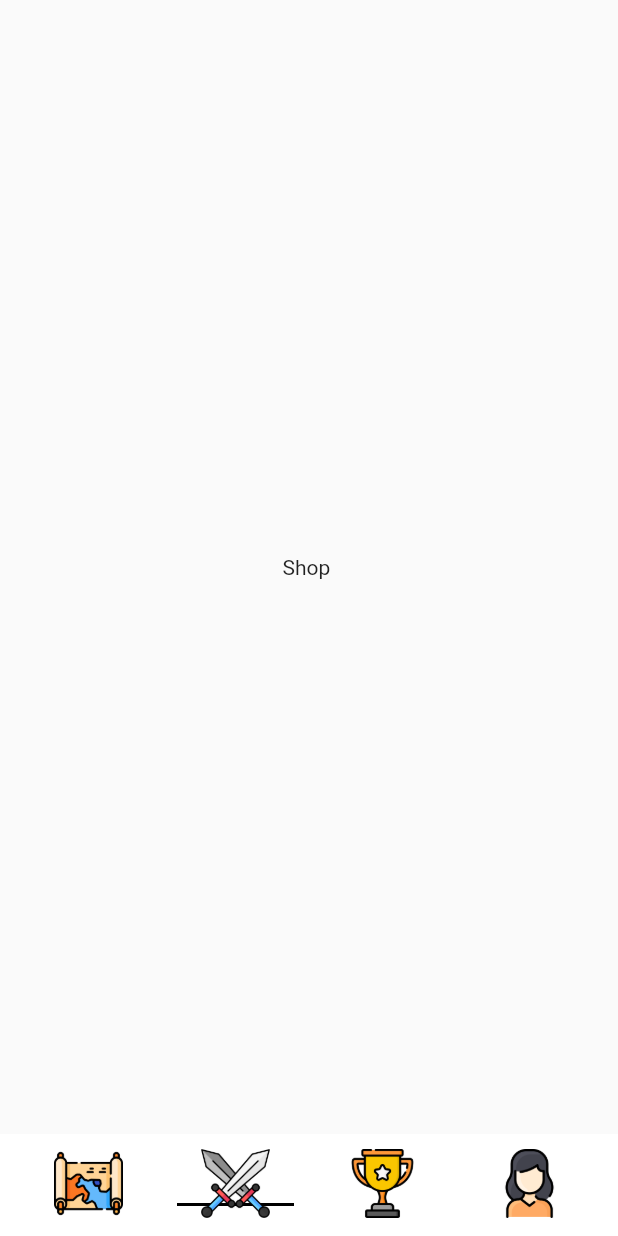
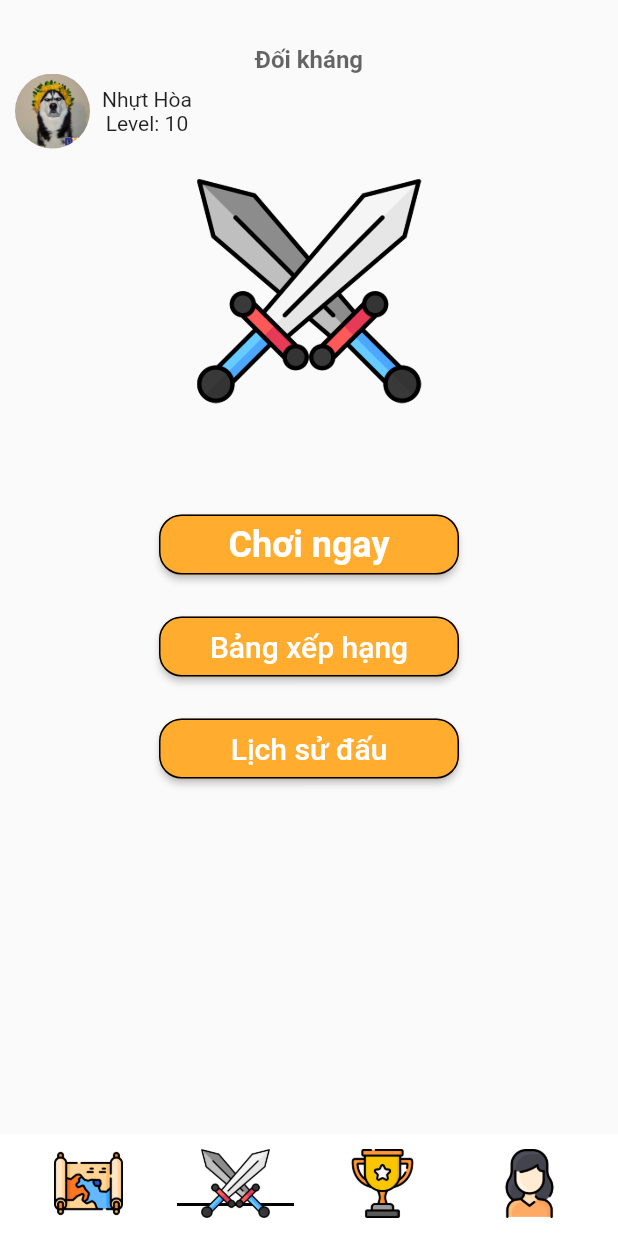
Before and after one commit to NhutHoa13/DEV_KHA, a Flutter app: the screen_home screen opened directly, item 2 of the bottom bar chosen, on a phone screen of 412 x 824 dp. Run offline on Flutter 3.47's test engine with Material 2 defaults, Android fonts, the phone set to English and light mode, and no system bars.

Commit message:
Đối kháng

```diff
--- /dev/null
+++ b/DA_Moble/lib/Screen/Doikhang.dart
@@ -0,0 +1,181 @@
+import 'dart:io';
+
+import 'package:flutter/material.dart';
+import 'package:flutter/src/widgets/framework.dart';
+
+import 'package:flutter/src/widgets/container.dart';
+
+class DoikhangScreen extends StatefulWidget {
+  const DoikhangScreen({super.key});
+
+  @override
+  State<DoikhangScreen> createState() => _DoikhangScreenState();
+}
+
+class _DoikhangScreenState extends State<DoikhangScreen> {
+   var orange = Color.fromARGB(255, 255, 172, 47);
+  @override
+  Widget build(BuildContext context) {
+     var mlr = 20.0;
+    var r = MediaQuery.of(context).size.width - mlr;
+    var l = MediaQuery.of(context).size.width - mlr;
+    return Scaffold(
+      resizeToAvoidBottomInset: false,
+        body: Container(
+            margin: EdgeInsets.fromLTRB(0, mlr+10, 0, 0),
+            padding: EdgeInsets.fromLTRB(10,0, 10, 10),
+          child: Column(
+            children: [
+              Center(child:Text(
+                          'Đối kháng',
+                          style: TextStyle(
+                              fontWeight: FontWeight.bold,
+                              color: Colors.black.withOpacity(0.6),
+                              fontSize: 16),
+                        )),
+              Row(children: [
+                  ClipOval(
+                            child: Image(
+                              height: 50,
+                              width: 50,
+                                image: AssetImage('assets/images/logo.jpg')),
+                          ),
+                          Padding(
+                            padding: const EdgeInsets.all(8.0),
+                            child: Column(children: [
+                              Text('Nhựt Hòa'),
+                              Text('Level: 10')
+                            ],),
+                          )
+              ],),
+              Padding(
+                padding: const EdgeInsets.all(20.0),
+                child: Image(
+                  height: 150,
+                  width: 150,
+                  image: AssetImage('assets/images/swords.png')),
+              ),
+              Container(
+                padding: EdgeInsets.fromLTRB(10, 50, 10, 10),
+                child: Row(
+                  mainAxisAlignment: MainAxisAlignment.center,
+                  children: [
+                    ConstrainedBox(
+                      constraints:
+                          BoxConstraints(minWidth: 200, minHeight: 40),
+                      child: ElevatedButton(
+                        style: ButtonStyle(
+                          side:
+                             MaterialStateProperty.all(
+                              BorderSide(color: Colors.black)
+                             ),
+                            backgroundColor:
+                                MaterialStatePropertyAll<Color>(orange),
+                            shape: MaterialStateProperty.all(
+                                RoundedRectangleBorder(
+
+                                    borderRadius:
+                                        BorderRadius.circular(15.0)))),
+                        onPressed: () {
+                        //    Navigator.of(context).popUntil((route) => route.isFirst);
+                        // Navigator.push(context, MaterialPageRoute(builder:(context) => const screen_home()));
+                        },
+                        // child: const Padding(
+                        //     padding: EdgeInsets.fromLTRB(10, 10, 10, 10),
+                        child: Text(
+                          "Chơi ngay",
+                          style: TextStyle(
+                            fontSize: 24,
+                            fontWeight: FontWeight.bold,
+                          ),
+                        ),
+                      ),
+                    ),
+                  ],
+                ),
+              ),
+              Container(
+                padding: EdgeInsets.fromLTRB(10, 10, 10, 10),
+                child: Row(
+                  mainAxisAlignment: MainAxisAlignment.center,
+                  children: [
+                    ConstrainedBox(
+                      constraints:
+                          BoxConstraints(minWidth: 200, minHeight: 40),
+                      child: ElevatedButton(
+                        style: ButtonStyle(
+                          side:
+                             MaterialStateProperty.all(
+                              BorderSide(color: Colors.black)
+                             ),
+                            backgroundColor:
+                                MaterialStatePropertyAll<Color>(orange),
+                            shape: MaterialStateProperty.all(
+                                RoundedRectangleBorder(
+
+                                    borderRadius:
+                                        BorderRadius.circular(15.0)))),
+                        onPressed: () {
+                        //    Navigator.of(context).popUntil((route) => route.isFirst);
+                        // Navigator.push(context, MaterialPageRoute(builder:(context) => const screen_home()));
+                        },
+                        // child: const Padding(
+                        //     padding: EdgeInsets.fromLTRB(10, 10, 10, 10),
+                        child: Text(
+                          "Bảng xếp hạng",
+                          style: TextStyle(
+                            fontSize: 20,
+                            //fontWeight: FontWeight.bold,
+                          ),
+                        ),
+                      ),
+                    ),
+                  ],
+                ),
+              ),
+               Container(
+                padding: EdgeInsets.fromLTRB(10, 10, 10, 10),
+                child: Row(
+                  mainAxisAlignment: MainAxisAlignment.center,
+                  children: [
+                    ConstrainedBox(
+                      constraints:
+                          BoxConstraints(minWidth: 200, minHeight: 40),
+                      child: ElevatedButton(
+                        style: ButtonStyle(
+                          side:
+                             MaterialStateProperty.all(
+                              BorderSide(color: Colors.black)
+                             ),
+                            backgroundColor:
+                                MaterialStatePropertyAll<Color>(orange),
+                            shape: MaterialStateProperty.all(
+                                RoundedRectangleBorder(
+
+                                    borderRadius:
+                                        BorderRadius.circular(15.0)))),
+                        onPressed: () {
+                        //    Navigator.of(context).popUntil((route) => route.isFirst);
+                        // Navigator.push(context, MaterialPageRoute(builder:(context) => const screen_home()));
+                        },
+                        // child: const Padding(
+                        //     padding: EdgeInsets.fromLTRB(10, 10, 10, 10),
+                        child: Text(
+                          "Lịch sử đấu",
+                          style: TextStyle(
+                            fontSize: 20,
+
+                          ),
+                        ),
+                      ),
+                    ),
+                  ],
+                ),
+              ),
+            ],
+
+          ),
+        ),
+    );
+  }
+}
--- a/DA_Moble/lib/Screen/Quanlihoso.dart
+++ b/DA_Moble/lib/Screen/Quanlihoso.dart
@@ -3,6 +3,7 @@
 import 'package:flutter/src/widgets/container.dart';
 import 'package:flutter/src/widgets/framework.dart';
 import 'package:flutter_application_1/Screen/Caidat.dart';
+import 'package:flutter_application_1/Screen/Chinhsuahoso.dart';
 
 import 'package:flutter_application_1/main.dart';
 
@@ -58,10 +59,10 @@
                         ),
                         InkWell(
                               onTap: () {
-                                //Navigator.pop(context);
-                                // Navigator.popUntil(context, (route) => route.isFirst);
-                                // Navigator.push(context, MaterialPageRoute(builder: (context) => DangkyScreen()));
-                                //Navigator.pop(context);
+
+                                Navigator.popUntil(context, (route) => route.isFirst);
+                                Navigator.push(context, MaterialPageRoute(builder: (context) => ChinhsuahosoScreen()));
+
                               },
                               child: Text(
                                 'Chỉnh sửa hồ sơ',
--- a/DA_Moble/lib/Screen/screen.dart
+++ b/DA_Moble/lib/Screen/screen.dart
@@ -1,7 +1,10 @@
 import 'package:flutter/material.dart';
 import 'package:flutter/src/widgets/container.dart';
 import 'package:flutter/src/widgets/framework.dart';
+import 'package:flutter_application_1/Screen/Doikhang.dart';
+
 import 'package:flutter_application_1/Screen/Quanlihoso.dart';
+import 'package:flutter_application_1/Screen/Trangchu.dart';
 
 class screen_home extends StatefulWidget {
   const screen_home({super.key});
@@ -53,7 +56,7 @@
         children:[
         Center(child:Text('Story '), ),
 
-        Center(child: Text('Shop '),),
+        Center(child: DoikhangScreen(),),
         Center(child: Text('New Feeds '),),
         Center(child:QuanlihosoScreen(),),
       ] ),
--- a/DA_Moble/lib/main.dart
+++ b/DA_Moble/lib/main.dart
@@ -2,6 +2,7 @@
 import 'package:flutter_application_1/Screen/Caidat.dart';
 import 'package:flutter_application_1/Screen/Dangky.dart';
 import 'package:flutter_application_1/Screen/Dangnhap.dart';
+
 import 'package:flutter_application_1/Screen/Hoanthanhbaihoc.dart';
 
 import 'package:flutter_application_1/Screen/Laymatkhau.dart';
@@ -10,6 +11,7 @@
 import 'package:flutter_application_1/Screen/Quanlytaikhoan.dart';
 import 'package:flutter_application_1/Screen/Quenmatkhau.dart';
 import 'package:flutter_application_1/Screen/Trangchu.dart';
+import 'package:flutter_application_1/Screen/xemhoso.dart';
 
 import 'Screen/Trangchu.dart';
 
@@ -26,7 +28,7 @@
   Widget build(BuildContext context) {
     return MaterialApp(
       debugShowCheckedModeBanner: false,
-      home: const TrangchuSrceen(),
+      home: const xemhosoScreen(),
     );
   }
 }
```
